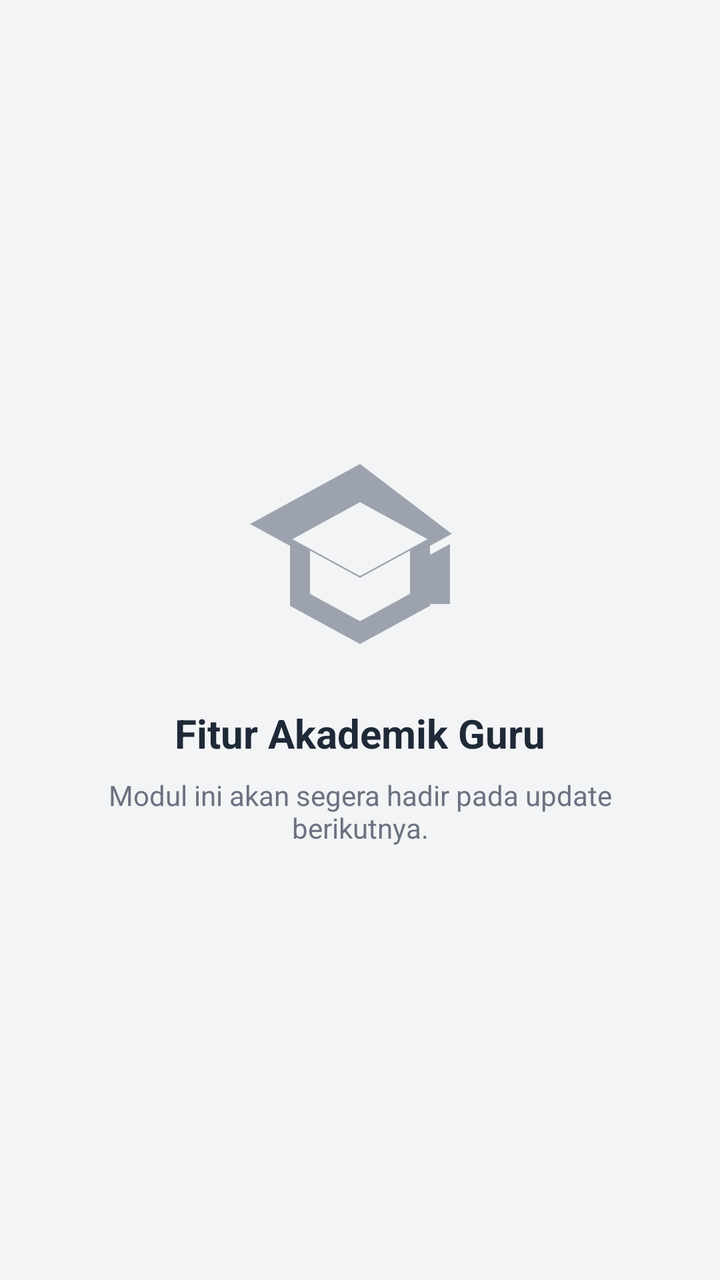
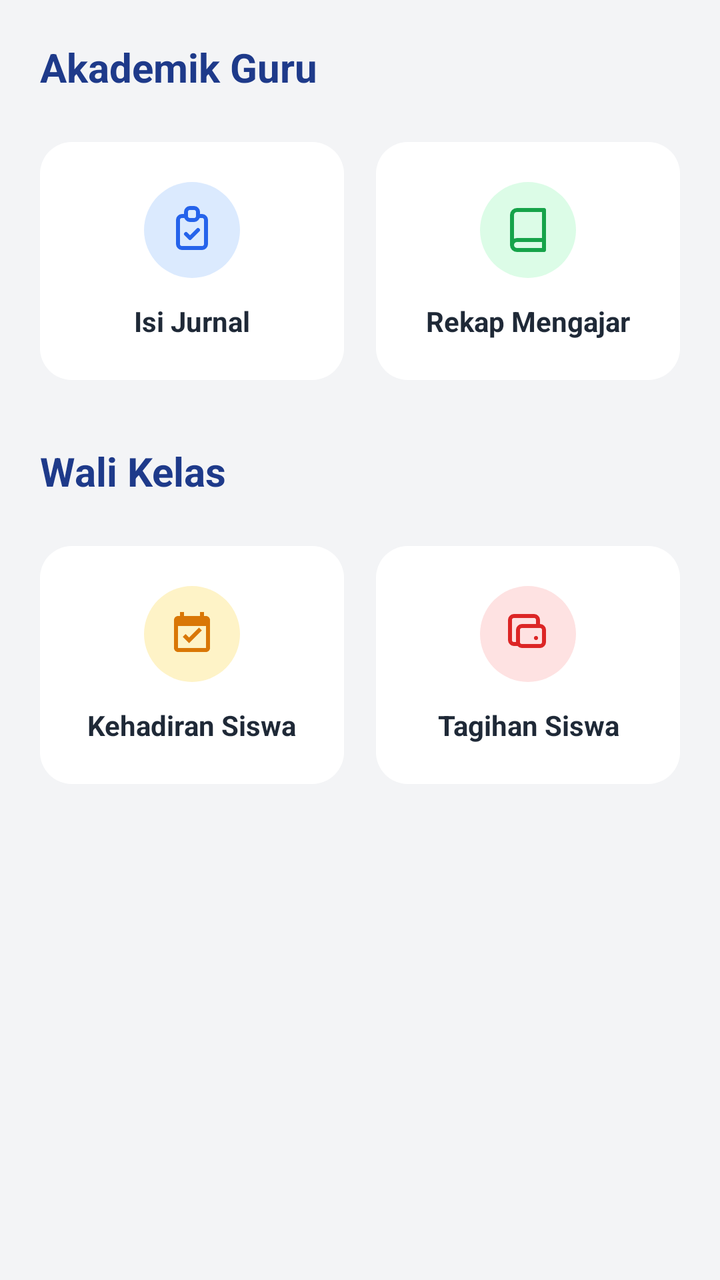

Two renders of the same Android screen: before a commit and after it. Below are the layout's source before the change and the commit's diff.
<!-- AndroidManifest.xml: application theme Theme.AppCompat.Light.NoActionBar -->
<!-- res/layout/fragment_akademik_guru.xml -->
<?xml version="1.0" encoding="utf-8"?>
<androidx.constraintlayout.widget.ConstraintLayout xmlns:android="http://schemas.android.com/apk/res/android"
    xmlns:app="http://schemas.android.com/apk/res-auto"
    android:layout_width="match_parent"
    android:layout_height="match_parent"
    android:background="#F3F4F6">

    <LinearLayout
        android:layout_width="wrap_content"
        android:layout_height="wrap_content"
        android:orientation="vertical"
        android:gravity="center"
        app:layout_constraintTop_toTopOf="parent"
        app:layout_constraintBottom_toBottomOf="parent"
        app:layout_constraintStart_toStartOf="parent"
        app:layout_constraintEnd_toEndOf="parent">

        <ImageView
            android:layout_width="120dp"
            android:layout_height="120dp"
            android:src="@drawable/ic_modern_akademik"
            app:tint="#9CA3AF"
            android:layout_marginBottom="16dp" />

        <TextView
            android:layout_width="wrap_content"
            android:layout_height="wrap_content"
            android:text="Fitur Akademik Guru"
            android:textSize="20sp"
            android:textStyle="bold"
            android:textColor="#1F2937"
            android:layout_marginBottom="8dp"/>

        <TextView
            android:layout_width="wrap_content"
            android:layout_height="wrap_content"
            android:text="Modul ini akan segera hadir pada update berikutnya."
            android:textSize="14sp"
            android:textColor="#6B7280"
            android:gravity="center"
            android:paddingHorizontal="32dp"/>

    </LinearLayout>

</androidx.constraintlayout.widget.ConstraintLayout>
<!-- resources referenced by this layout -->
<resources>
  <!-- drawable ic_modern_akademik (drawable) -->
  ﻿<vector xmlns:android="http://schemas.android.com/apk/res/android"
      android:width="24dp"
      android:height="24dp"
      android:viewportWidth="24"
      android:viewportHeight="24">
      <path
          android:fillColor="#000000"
          android:pathData="M12,3L1,9l4,2.18v6L12,21l7-3.82v-6l2.18-1.19L12,3z M12,6.82l6.76,3.69L12,14.2l-6.76-3.69L12,6.82zM12,18.72l-5-2.73v-4.34l5,2.73l5-2.73v4.34L12,18.72z M21,11v6h-2v-4.91L21,11z"/>
  </vector>
</resources>

<!-- the commit's change to res/layout/fragment_akademik_guru.xml (unified diff, before → after) -->
@@ -6,40 +6,198 @@
     android:background="#F3F4F6">
 
     <LinearLayout
-        android:layout_width="wrap_content"
-        android:layout_height="wrap_content"
+        android:layout_width="match_parent"
+        android:layout_height="match_parent"
         android:orientation="vertical"
-        android:gravity="center"
-        app:layout_constraintTop_toTopOf="parent"
-        app:layout_constraintBottom_toBottomOf="parent"
-        app:layout_constraintStart_toStartOf="parent"
-        app:layout_constraintEnd_toEndOf="parent">
-
-        <ImageView
-            android:layout_width="120dp"
-            android:layout_height="120dp"
-            android:src="@drawable/ic_modern_akademik"
-            app:tint="#9CA3AF"
-            android:layout_marginBottom="16dp" />
+        android:padding="20dp">
 
         <TextView
             android:layout_width="wrap_content"
             android:layout_height="wrap_content"
-            android:text="Fitur Akademik Guru"
+            android:text="Akademik Guru"
+            android:textColor="#1E3A8A"
             android:textSize="20sp"
             android:textStyle="bold"
-            android:textColor="#1F2937"
-            android:layout_marginBottom="8dp"/>
+            android:layout_marginBottom="24dp" />
+
+        <GridLayout
+            android:layout_width="match_parent"
+            android:layout_height="wrap_content"
+            android:columnCount="2"
+            android:rowCount="1">
+
+            
+            <androidx.cardview.widget.CardView
+                android:id="@+id/btnJurnalMengajar"
+                android:layout_width="0dp"
+                android:layout_height="wrap_content"
+                android:layout_rowWeight="1"
+                android:layout_columnWeight="1"
+                android:layout_marginEnd="8dp"
+                app:cardCornerRadius="16dp"
+                app:cardElevation="0dp"
+                android:clickable="true"
+                android:foreground="?attr/selectableItemBackground">
+                <LinearLayout
+                    android:layout_width="match_parent"
+                    android:layout_height="wrap_content"
+                    android:background="#FFFFFF"
+                    android:orientation="vertical"
+                    android:padding="20dp"
+                    android:gravity="center">
+                    <ImageView
+                        android:layout_width="48dp"
+                        android:layout_height="48dp"
+                        android:src="@drawable/ic_modern_tugas"
+                        android:background="@drawable/bg_icon_circle"
+                        android:backgroundTint="#DBEAFE"
+                        app:tint="#2563EB"
+                        android:padding="12dp"
+                        android:layout_marginBottom="12dp"/>
+                    <TextView
+                        android:layout_width="wrap_content"
+                        android:layout_height="wrap_content"
+                        android:text="Isi Jurnal"
+                        android:textColor="#1F2937"
+                        android:textSize="14sp"
+                        android:textStyle="bold" />
+                </LinearLayout>
+            </androidx.cardview.widget.CardView>
+
+            
+            <androidx.cardview.widget.CardView
+                android:id="@+id/btnRekapMengajar"
+                android:layout_width="0dp"
+                android:layout_height="wrap_content"
+                android:layout_rowWeight="1"
+                android:layout_columnWeight="1"
+                android:layout_marginStart="8dp"
+                app:cardCornerRadius="16dp"
+                app:cardElevation="0dp"
+                android:clickable="true"
+                android:foreground="?attr/selectableItemBackground">
+                <LinearLayout
+                    android:layout_width="match_parent"
+                    android:layout_height="wrap_content"
+                    android:background="#FFFFFF"
+                    android:orientation="vertical"
+                    android:padding="20dp"
+                    android:gravity="center">
+                    <ImageView
+                        android:layout_width="48dp"
+                        android:layout_height="48dp"
+                        android:src="@drawable/ic_modern_materi"
+                        android:background="@drawable/bg_icon_circle"
+                        android:backgroundTint="#DCFCE7"
+                        app:tint="#16A34A"
+                        android:padding="12dp"
+                        android:layout_marginBottom="12dp"/>
+                    <TextView
+                        android:layout_width="wrap_content"
+                        android:layout_height="wrap_content"
+                        android:text="Rekap Mengajar"
+                        android:textColor="#1F2937"
+                        android:textSize="14sp"
+                        android:textStyle="bold"
+                        android:textAlignment="center"/>
+                </LinearLayout>
+            </androidx.cardview.widget.CardView>
+        </GridLayout>
 
         <TextView
             android:layout_width="wrap_content"
             android:layout_height="wrap_content"
-            android:text="Modul ini akan segera hadir pada update berikutnya."
-            android:textSize="14sp"
-            android:textColor="#6B7280"
-            android:gravity="center"
-            android:paddingHorizontal="32dp"/>
-
+            android:text="Wali Kelas"
+            android:textColor="#1E3A8A"
+            android:textSize="20sp"
+            android:textStyle="bold"
+            android:layout_marginTop="32dp"
+            android:layout_marginBottom="24dp" />
+
+        <GridLayout
+            android:layout_width="match_parent"
+            android:layout_height="wrap_content"
+            android:columnCount="2"
+            android:rowCount="1">
+
+            
+            <androidx.cardview.widget.CardView
+                android:id="@+id/btnWaliKelasKehadiran"
+                android:layout_width="0dp"
+                android:layout_height="wrap_content"
+                android:layout_rowWeight="1"
+                android:layout_columnWeight="1"
+                android:layout_marginEnd="8dp"
+                app:cardCornerRadius="16dp"
+                app:cardElevation="0dp"
+                android:clickable="true"
+                android:foreground="?attr/selectableItemBackground">
+                <LinearLayout
+                    android:layout_width="match_parent"
+                    android:layout_height="wrap_content"
+                    android:background="#FFFFFF"
+                    android:orientation="vertical"
+                    android:padding="20dp"
+                    android:gravity="center">
+                    <ImageView
+                        android:layout_width="48dp"
+                        android:layout_height="48dp"
+                        android:src="@drawable/ic_modern_presensi"
+                        android:background="@drawable/bg_icon_circle"
+                        android:backgroundTint="#FEF3C7"
+                        app:tint="#D97706"
+                        android:padding="12dp"
+                        android:layout_marginBottom="12dp"/>
+                    <TextView
+                        android:layout_width="wrap_content"
+                        android:layout_height="wrap_content"
+                        android:text="Kehadiran Siswa"
+                        android:textColor="#1F2937"
+                        android:textSize="14sp"
+                        android:textStyle="bold"
+                        android:textAlignment="center" />
+                </LinearLayout>
+            </androidx.cardview.widget.CardView>
+
+            
+            <androidx.cardview.widget.CardView
+                android:id="@+id/btnWaliKelasKeuangan"
+                android:layout_width="0dp"
+                android:layout_height="wrap_content"
+                android:layout_rowWeight="1"
+                android:layout_columnWeight="1"
+                android:layout_marginStart="8dp"
+                app:cardCornerRadius="16dp"
+                app:cardElevation="0dp"
+                android:clickable="true"
+                android:foreground="?attr/selectableItemBackground">
+                <LinearLayout
+                    android:layout_width="match_parent"
+                    android:layout_height="wrap_content"
+                    android:background="#FFFFFF"
+                    android:orientation="vertical"
+                    android:padding="20dp"
+                    android:gravity="center">
+                    <ImageView
+                        android:layout_width="48dp"
+                        android:layout_height="48dp"
+                        android:src="@drawable/ic_modern_keuangan"
+                        android:background="@drawable/bg_icon_circle"
+                        android:backgroundTint="#FEE2E2"
+                        app:tint="#DC2626"
+                        android:padding="12dp"
+                        android:layout_marginBottom="12dp"/>
+                    <TextView
+                        android:layout_width="wrap_content"
+                        android:layout_height="wrap_content"
+                        android:text="Tagihan Siswa"
+                        android:textColor="#1F2937"
+                        android:textSize="14sp"
+                        android:textStyle="bold"
+                        android:textAlignment="center"/>
+                </LinearLayout>
+            </androidx.cardview.widget.CardView>
+        </GridLayout>
     </LinearLayout>
 
 </androidx.constraintlayout.widget.ConstraintLayout>
<!-- resource entries referenced after the edit -->
@@ -1,14 +1,32 @@
 <!-- resources referenced by this layout -->
 <resources>
-  <!-- drawable ic_modern_akademik (drawable) -->
-  ﻿<vector xmlns:android="http://schemas.android.com/apk/res/android"
+  <!-- drawable bg_icon_circle (drawable) -->
+  ﻿<?xml version="1.0" encoding="utf-8"?>
+  <shape xmlns:android="http://schemas.android.com/apk/res/android"
+      android:shape="oval">
+      <solid android:color="#FFFFFF" />
+  </shape>
+  <!-- drawable ic_modern_keuangan (drawable) -->
+  <vector xmlns:android="http://schemas.android.com/apk/res/android" android:width="24dp" android:height="24dp" android:viewportWidth="24" android:viewportHeight="24">
+    <path android:fillColor="#00000000" android:strokeColor="#F59E0B" android:strokeWidth="2" android:strokeLineCap="round" android:strokeLineJoin="round" android:pathData="M17 8V5a2 2 0 0 0 -2 -2H5a2 2 0 0 0 -2 2v10a2 2 0 0 0 2 2h2 M20 12v4a2 2 0 0 1 -2 2H9a2 2 0 0 1 -2 -2V10a2 2 0 0 1 2 -2h9a2 2 0 0 1 2 2z M16 14h.01"/>
+  </vector>
+  <!-- drawable ic_modern_materi (drawable) -->
+  <vector xmlns:android="http://schemas.android.com/apk/res/android" android:width="24dp" android:height="24dp" android:viewportWidth="24" android:viewportHeight="24">
+    <path android:fillColor="#00000000" android:strokeColor="#9333EA" android:strokeWidth="2" android:strokeLineCap="round" android:strokeLineJoin="round" android:pathData="M4 19.5A2.5 2.5 0 0 1 6.5 17H20 M6.5 2H20v20H6.5A2.5 2.5 0 0 1 4 19.5v-15A2.5 2.5 0 0 1 6.5 2z"/>
+  </vector>
+  <!-- drawable ic_modern_presensi (drawable) -->
+  <vector xmlns:android="http://schemas.android.com/apk/res/android"
       android:width="24dp"
       android:height="24dp"
       android:viewportWidth="24"
       android:viewportHeight="24">
-      <path
-          android:fillColor="#000000"
-          android:pathData="M12,3L1,9l4,2.18v6L12,21l7-3.82v-6l2.18-1.19L12,3z M12,6.82l6.76,3.69L12,14.2l-6.76-3.69L12,6.82zM12,18.72l-5-2.73v-4.34l5,2.73l5-2.73v4.34L12,18.72z M21,11v6h-2v-4.91L21,11z"/>
+    <path
+        android:fillColor="@android:color/white"
+        android:pathData="M19,3h-1V1h-2v2H8V1H6v2H5c-1.11,0 -1.99,0.9 -1.99,2L3,19c0,1.1 0.89,2 2,2h14c1.1,0 2,-0.9 2,-2V5c0,-1.1 -0.9,-2 -2,-2zm0,16H5V8h14v11zm-8.44,-2.42l-3.18,-3.18 1.41,-1.41 1.77,1.76 4.95,-4.94 1.41,1.4 -6.36,6.37z"/>
+  </vector>
+  <!-- drawable ic_modern_tugas (drawable) -->
+  <vector xmlns:android="http://schemas.android.com/apk/res/android" android:width="24dp" android:height="24dp" android:viewportWidth="24" android:viewportHeight="24">
+    <path android:fillColor="#00000000" android:strokeColor="#DC2626" android:strokeWidth="2" android:strokeLineCap="round" android:strokeLineJoin="round" android:pathData="M9 5H7a2 2 0 0 0 -2 2v12a2 2 0 0 0 2 2h10a2 2 0 0 0 2 -2V7a2 2 0 0 0 -2 -2h-2 M9 3a2 2 0 0 1 2 -2h2a2 2 0 0 1 2 2v2a2 2 0 0 1 -2 2h-2a2 2 0 0 1 -2 -2z M9 14l2 2l4 -4"/>
   </vector>
 </resources>
 
